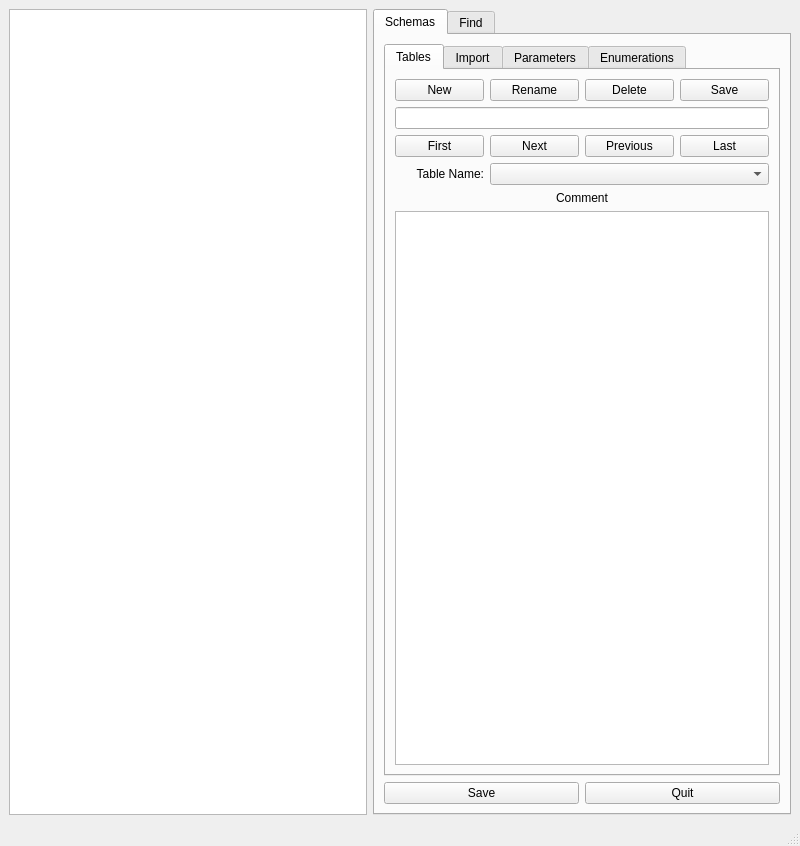
Old version of the form tables_editor.ui in the repository waynegramlich/table_tools.
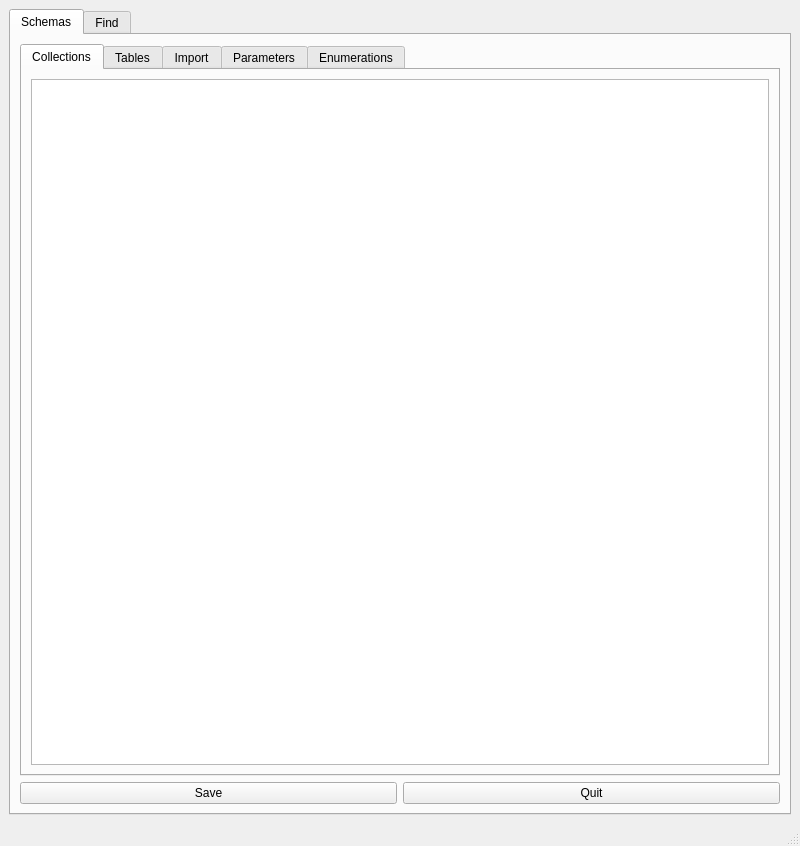
New version of the form. The open tabs and pages were chosen to show the change.

Commit message: Removed side-by-side tree from UI and made it a sepearate tab.

What changed in the file:
```diff
--- a/tables_editor.ui
+++ b/tables_editor.ui
@@ -26,8 +26,8 @@
      <verstretch>1</verstretch>
     </sizepolicy>
    </property>
-   <layout class="QGridLayout" name="gridLayout_9" columnstretch="1,0">
-    <item row="0" column="1">
+   <layout class="QGridLayout" name="gridLayout_9" columnstretch="1">
+    <item row="0" column="0">
      <widget class="QTabWidget" name="root_tabs">
       <property name="sizePolicy">
        <sizepolicy hsizetype="Expanding" vsizetype="Expanding">
@@ -71,6 +71,16 @@
           <property name="currentIndex">
            <number>0</number>
           </property>
+          <widget class="QWidget" name="collections_tab">
+           <attribute name="title">
+            <string>Collections</string>
+           </attribute>
+           <layout class="QGridLayout" name="gridLayout_11">
+            <item row="0" column="0">
+             <widget class="QTreeView" name="schema_tree"/>
+            </item>
+           </layout>
+          </widget>
           <widget class="QWidget" name="tables_tab">
            <attribute name="title">
             <string>Tables</string>
@@ -759,16 +769,6 @@
       </widget>
      </widget>
     </item>
-    <item row="0" column="0">
-     <widget class="QTreeView" name="schema_tree">
-      <property name="sizePolicy">
-       <sizepolicy hsizetype="Expanding" vsizetype="Expanding">
-        <horstretch>1</horstretch>
-        <verstretch>0</verstretch>
-       </sizepolicy>
-      </property>
-     </widget>
-    </item>
    </layout>
   </widget>
   <widget class="QMenuBar" name="menubar">
```
Left out of the diff: 4 changed lines with no effect on the pictures. The commit also changes 1 other file.
